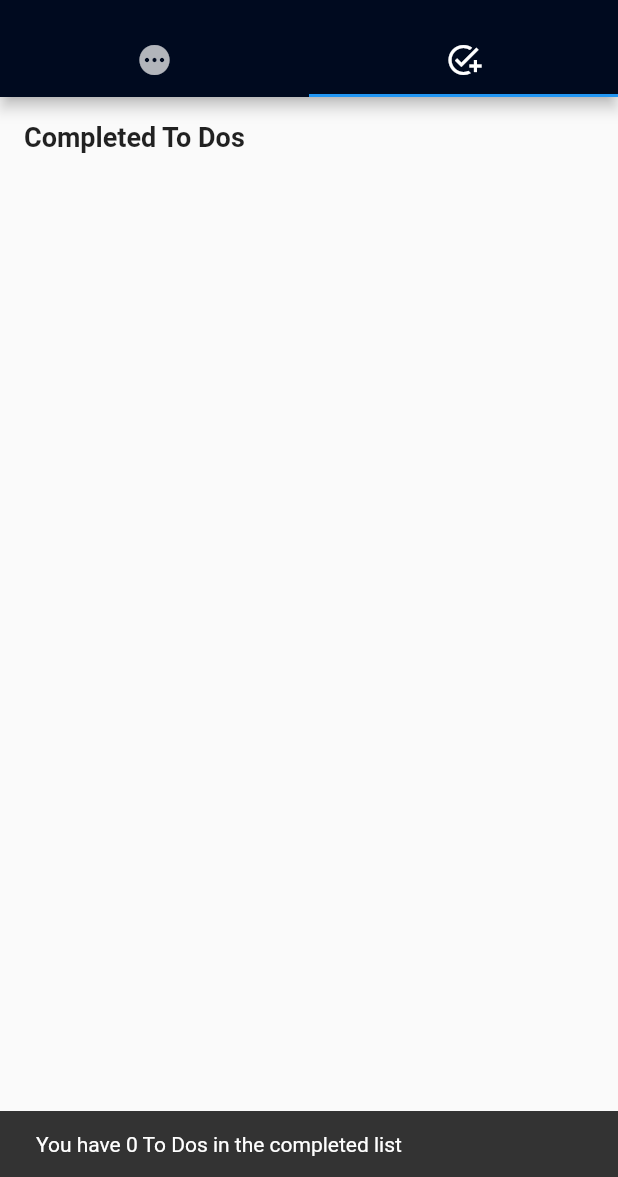
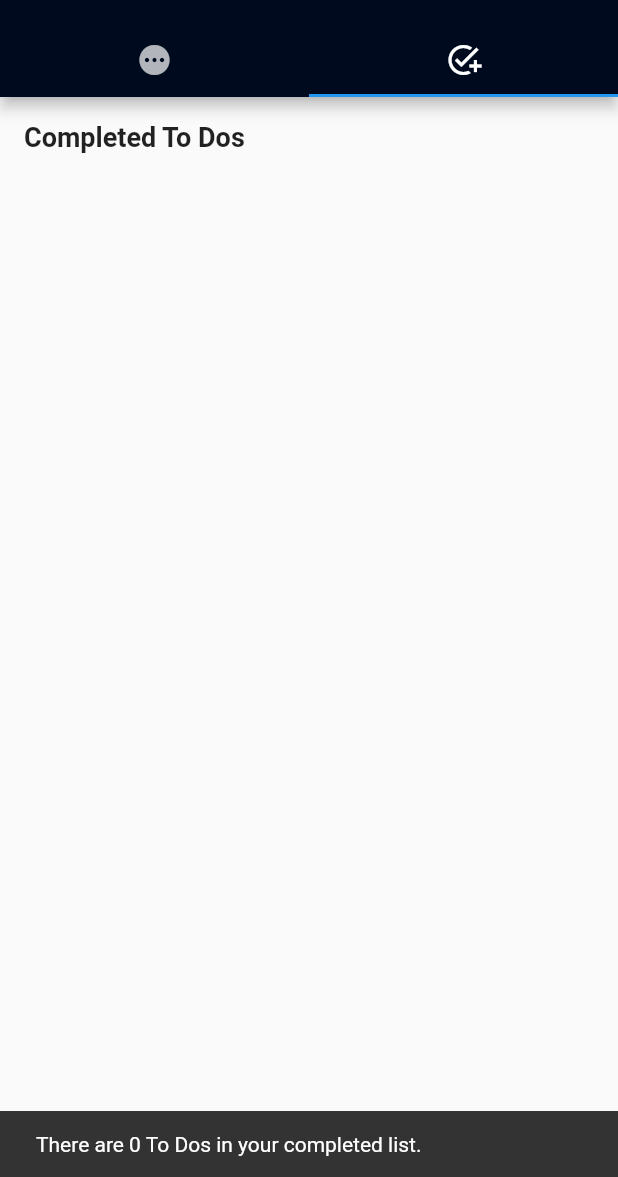
Before and after one commit to maxonflutter/flutter_bloc_pattern, a Flutter app: the screen it shows after launch, tab 2 chosen, on a phone screen of 412 x 824 dp, the part 59-1236 px from its top. Run offline on Flutter 3.47's test engine with Material 2 defaults, Android fonts, the phone set to English and light mode, and no system bars; our stand-ins replace bloc, equatable, flutter_bloc.

```diff
--- a/lib/screens/home_screen.dart
+++ b/lib/screens/home_screen.dart
@@ -77,7 +77,7 @@ class HomeScreen extends StatelessWidget {
           ScaffoldMessenger.of(context).showSnackBar(
             SnackBar(
               content: Text(
-                  'You have ${state.filteredTodos.length} To Dos in the ${state.todosFilter.toString().split('.').last} list'),
+                  'There are ${state.filteredTodos.length} To Dos in your ${state.todosFilter.toString().split('.').last} list.'),
             ),
           );
         }
```
